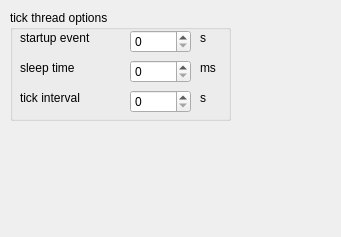
Old version of the form gui/Lua4RSConfig.ui in the repository RetroShare/Lua4RS.
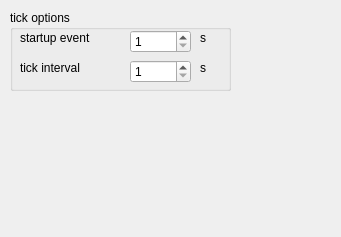
New version of the form.

Commit message: removed useless option

Diff of the .ui file:
```diff
--- a/gui/Lua4RSConfig.ui
+++ b/gui/Lua4RSConfig.ui
@@ -19,11 +19,11 @@
      <x>10</x>
      <y>10</y>
      <width>221</width>
-     <height>111</height>
+     <height>81</height>
     </rect>
    </property>
    <property name="title">
-    <string>tick thread options</string>
+    <string>tick options</string>
    </property>
    <widget class="QSpinBox" name="sb_starupEvent">
     <property name="geometry">
@@ -34,12 +34,18 @@
       <height>23</height>
      </rect>
     </property>
+    <property name="minimum">
+     <number>1</number>
+    </property>
+    <property name="maximum">
+     <number>120</number>
+    </property>
    </widget>
    <widget class="QLabel" name="l_tickInterval">
     <property name="geometry">
      <rect>
       <x>10</x>
-      <y>80</y>
+      <y>50</y>
       <width>101</width>
       <height>16</height>
      </rect>
@@ -52,7 +58,7 @@
     <property name="geometry">
      <rect>
       <x>190</x>
-      <y>80</y>
+      <y>50</y>
       <width>21</width>
       <height>16</height>
      </rect>
@@ -61,28 +67,21 @@
      <string>s</string>
     </property>
    </widget>
-   <widget class="QLabel" name="l_sleepTime">
-    <property name="geometry">
-     <rect>
-      <x>10</x>
-      <y>50</y>
-      <width>101</width>
-      <height>16</height>
-     </rect>
-    </property>
-    <property name="text">
-     <string>sleep time</string>
-    </property>
-   </widget>
    <widget class="QSpinBox" name="sb_tickInterval">
     <property name="geometry">
      <rect>
       <x>120</x>
-      <y>80</y>
+      <y>50</y>
       <width>61</width>
       <height>23</height>
      </rect>
     </property>
+    <property name="minimum">
+     <number>1</number>
+    </property>
+    <property name="maximum">
+     <number>60</number>
+    </property>
    </widget>
    <widget class="QLabel" name="l_startupEvent">
     <property name="geometry">
@@ -97,29 +96,6 @@
      <string>startup event</string>
     </property>
    </widget>
-   <widget class="QLabel" name="l_sleepTimeUnit">
-    <property name="geometry">
-     <rect>
-      <x>190</x>
-      <y>50</y>
-      <width>21</width>
-      <height>16</height>
-     </rect>
-    </property>
-    <property name="text">
-     <string>ms</string>
-    </property>
-   </widget>
-   <widget class="QSpinBox" name="sb_sleepTime">
-    <property name="geometry">
-     <rect>
-      <x>120</x>
-      <y>50</y>
-      <width>61</width>
-      <height>23</height>
-     </rect>
-    </property>
-   </widget>
    <widget class="QLabel" name="l_startupEventUnit">
     <property name="geometry">
      <rect>
```
